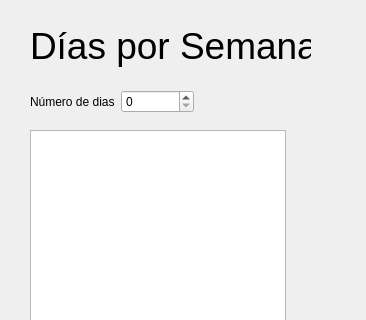
Above: Aplicacion/interfaces/Ui/days.ui from nestorgranado/URJC-TFG-Aplicacion-para-la-gestion-de-horarios-y-examenes-en-la-universidad before the change; both pictures show x 0 to 366 and y 0 to 320 of the 366 by 501 pixel window. Below: the same form after it.
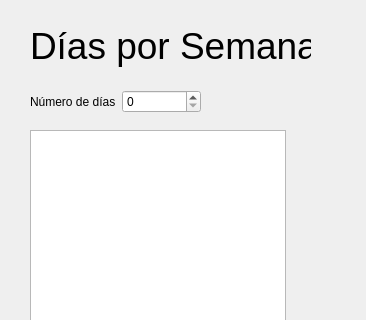
That is the form after the change.

```diff
--- a/Aplicacion/interfaces/Ui/days.ui
+++ b/Aplicacion/interfaces/Ui/days.ui
@@ -54,12 +54,12 @@
     <string>Guardar</string>
    </property>
   </widget>
-  <widget class="QWidget" name="">
+  <widget class="QWidget" name="layoutWidget">
    <property name="geometry">
     <rect>
      <x>30</x>
      <y>90</y>
-     <width>164</width>
+     <width>171</width>
      <height>25</height>
     </rect>
    </property>
@@ -67,7 +67,7 @@
     <item row="0" column="0">
      <widget class="QLabel" name="numDias">
       <property name="text">
-       <string>Número de dias</string>
+       <string>Número de días</string>
       </property>
      </widget>
     </item>
```
